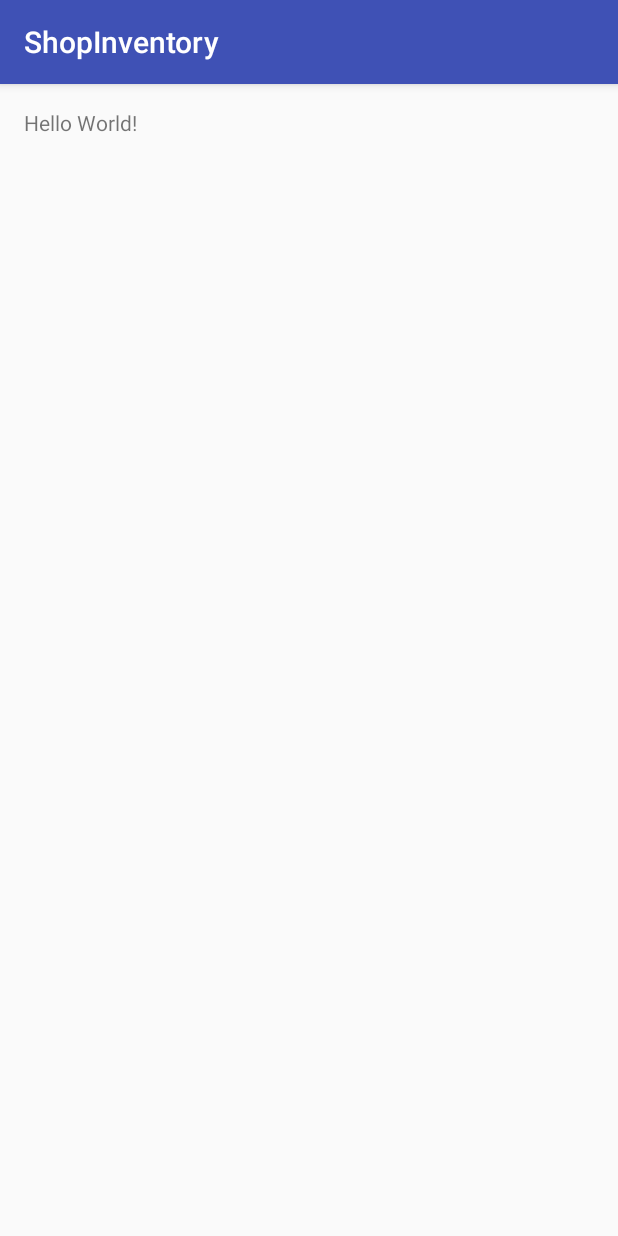
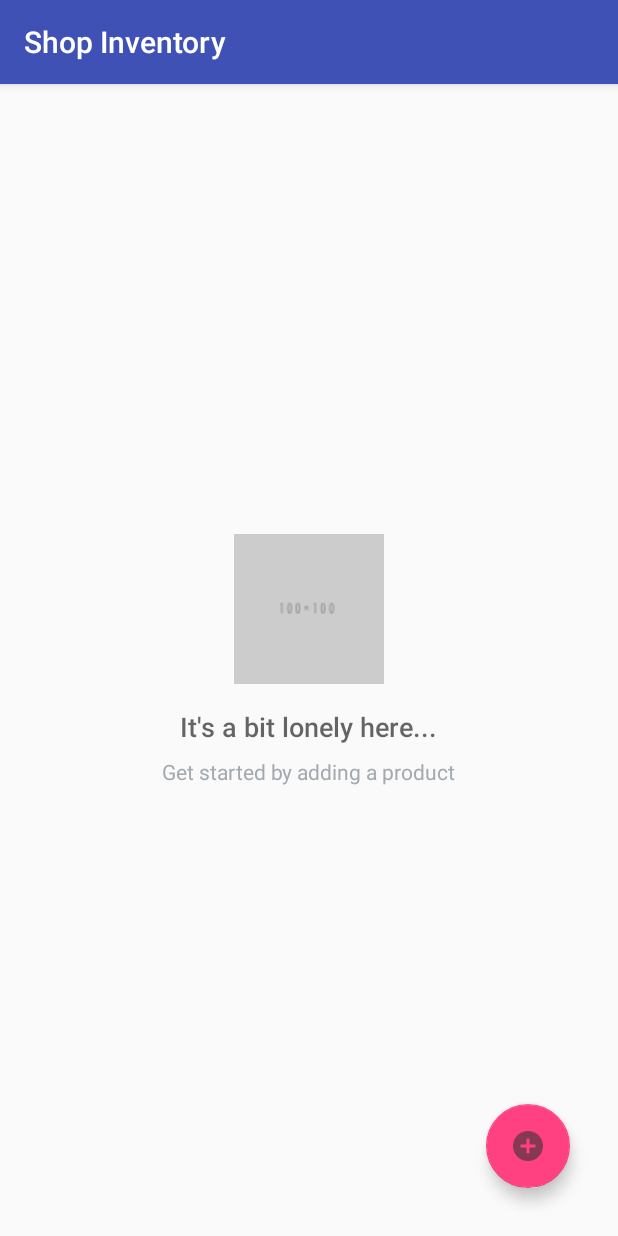
Before and after one commit to mvnshrikanth/ShopInventory, an Android app: the screen it shows after launch (MainActivity), on a phone screen of 412 x 824 dp. Run offline under Robolectric (Android 15) with nearby library versions, the phone set to English and light mode, and no system bars.

Commit message:
Provider completed ...

```diff
--- a/app/build.gradle
+++ b/app/build.gradle
@@ -25,5 +25,6 @@ dependencies {
         exclude group: 'com.android.support', module: 'support-annotations'
     })
     compile 'com.android.support:appcompat-v7:25.1.1'
+    compile 'com.android.support:design:25.1.1'
     testCompile 'junit:junit:4.12'
 }
--- a/app/src/main/res/layout/activity_main.xml
+++ b/app/src/main/res/layout/activity_main.xml
@@ -10,8 +10,55 @@
     android:paddingTop="@dimen/activity_vertical_margin"
     tools:context="com.example.kaka.shopinventory.MainActivity">
 
-    <TextView
+    <ListView
+        android:id="@+id/list"
+        android:layout_width="match_parent"
+        android:layout_height="match_parent" />
+
+    <!-- Empty view for the list -->
+    <RelativeLayout
+        android:id="@+id/empty_view"
         android:layout_width="wrap_content"
         android:layout_height="wrap_content"
-        android:text="Hello World!" />
+        android:layout_centerInParent="true">
+
+        <ImageView
+            android:id="@+id/empty_shelter_image"
+            android:layout_width="wrap_content"
+            android:layout_height="wrap_content"
+            android:layout_centerHorizontal="true"
+            android:src="@drawable/no_image_100x100" />
+
+        <TextView
+            android:id="@+id/empty_title_text"
+            android:layout_width="wrap_content"
+            android:layout_height="wrap_content"
+            android:layout_below="@+id/empty_shelter_image"
+            android:layout_centerHorizontal="true"
+            android:fontFamily="sans-serif-medium"
+            android:paddingTop="16dp"
+            android:text="@string/empty_view_title_text"
+            android:textAppearance="?android:textAppearanceMedium" />
+
+        <TextView
+            android:id="@+id/empty_subtitle_text"
+            android:layout_width="wrap_content"
+            android:layout_height="wrap_content"
+            android:layout_below="@+id/empty_title_text"
+            android:layout_centerHorizontal="true"
+            android:fontFamily="sans-serif"
+            android:paddingTop="8dp"
+            android:text="@string/empty_view_subtitle_text"
+            android:textAppearance="?android:textAppearanceSmall"
+            android:textColor="#A2AAB0" />
+    </RelativeLayout>
+
+    <android.support.design.widget.FloatingActionButton
+        android:id="@+id/fab"
+        android:layout_width="wrap_content"
+        android:layout_height="wrap_content"
+        android:layout_alignParentBottom="true"
+        android:layout_alignParentRight="true"
+        android:layout_margin="@dimen/fab_margin"
+        android:src="@drawable/ic_action_name" />
 </RelativeLayout>
--- a/app/src/main/res/values/dimens.xml
+++ b/app/src/main/res/values/dimens.xml
@@ -2,4 +2,6 @@
     <!-- Default screen margins, per the Android Design guidelines. -->
     <dimen name="activity_horizontal_margin">16dp</dimen>
     <dimen name="activity_vertical_margin">16dp</dimen>
+    <dimen name="list_item_height">88dp</dimen>
+    <dimen name="fab_margin">16dp</dimen>
 </resources>
--- a/app/src/main/res/values/strings.xml
+++ b/app/src/main/res/values/strings.xml
@@ -1,3 +1,9 @@
 <resources>
-    <string name="app_name">ShopInventory</string>
+    <string name="app_name">Shop Inventory</string>
+    <string name="image_desc">Product Image</string>
+    <!-- Title text for the empty view, which describes the empty dog house image [CHAR LIMIT=50] -->
+    <string name="empty_view_title_text">It\'s a bit lonely here...</string>
+
+    <!-- Subtitle text for the empty view that prompts the user to add a pet [CHAR LIMIT=50] -->
+    <string name="empty_view_subtitle_text">Get started by adding a product</string>
 </resources>
```
Also changed, not shown: app/src/main/ic_launcher-web.png (added), app/src/main/res/drawable-hdpi/ic_action_name.png (added), app/src/main/res/drawable-mdpi/ic_action_name.png (added), app/src/main/res/drawable-xhdpi/ic_action_name.png (added), app/src/main/res/drawable-xxhdpi/ic_action_name.png (added), app/src/main/res/drawable/no_image_100x100.png (added), app/src/main/res/mipmap-hdpi/ic_launcher.png, app/src/main/res/mipmap-mdpi/ic_launcher.png, app/src/main/res/mipmap-xhdpi/ic_launcher.png, app/src/main/res/mipmap-xxhdpi/ic_launcher.png, app/src/main/res/mipmap-xxxhdpi/ic_launcher.png.
